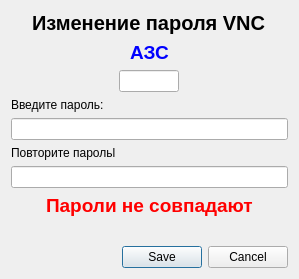
Above: AppParameters/editpassexcepdialog.ui from rust3128/Gandalf before the change. Below: the same form after it.
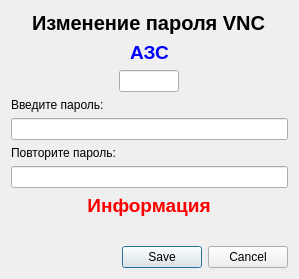
That is the form after the change.

Diff of the .ui file:
```diff
--- a/AppParameters/editpassexcepdialog.ui
+++ b/AppParameters/editpassexcepdialog.ui
@@ -53,7 +53,7 @@
    <item row="5" column="0" colspan="2">
     <widget class="QLabel" name="label_2">
      <property name="text">
-      <string>Повторите парольl</string>
+      <string>Повторите пароль:</string>
      </property>
     </widget>
    </item>
@@ -72,7 +72,10 @@
       <string notr="true">color: rgb(255, 0, 0);</string>
      </property>
      <property name="text">
-      <string>Пароли не совпадают</string>
+      <string>Информация</string>
+     </property>
+     <property name="alignment">
+      <set>Qt::AlignCenter</set>
      </property>
     </widget>
    </item>
```
Left out of the diff: 12 changed lines with no effect on the pictures.
